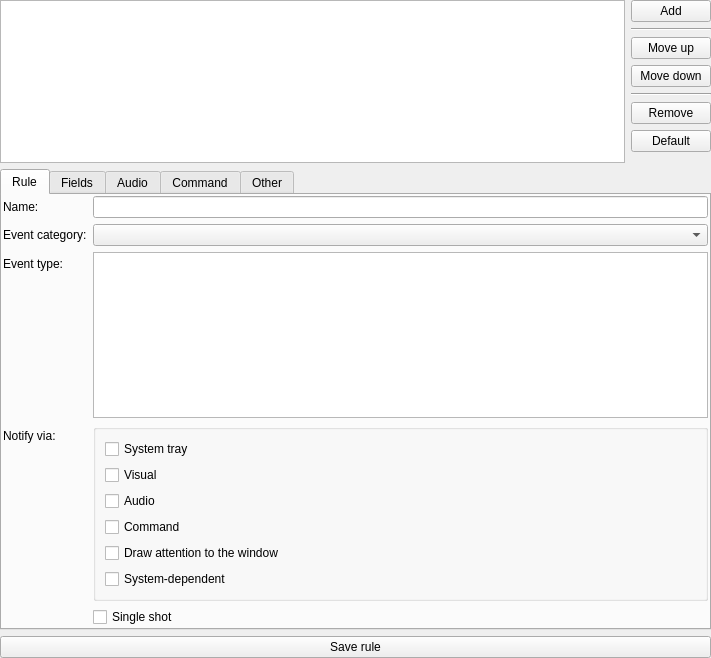
Above: src/plugins/advancednotifications/notificationruleswidget.ui from 0xd34df00d/leechcraft before the change. Below: the same form after it.
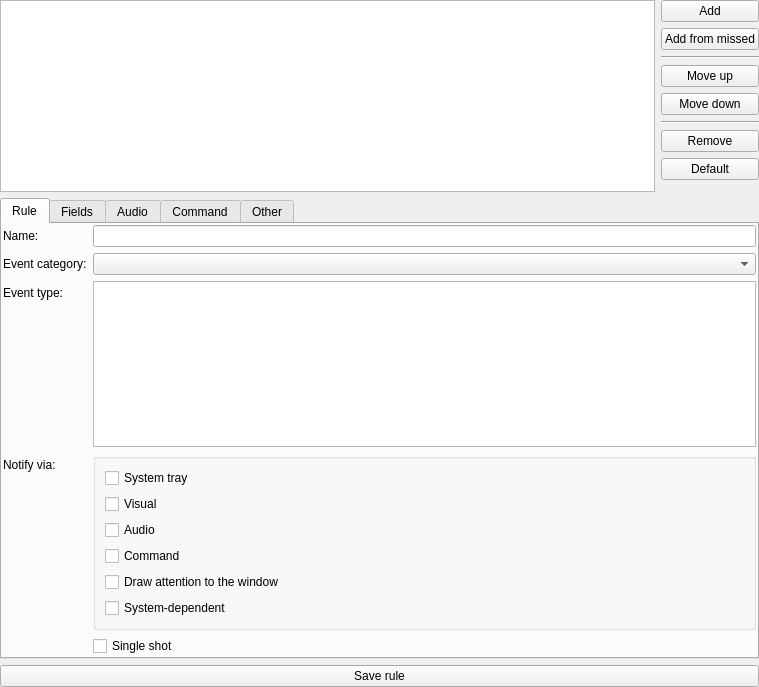
That is the form after the change. Icons and pictures are not drawn. Custom widgets are drawn as their Qt base class.

Commit message: [AN] Stub "add from missed" handling.

```diff
--- a/src/plugins/advancednotifications/notificationruleswidget.ui
+++ b/src/plugins/advancednotifications/notificationruleswidget.ui
@@ -6,8 +6,8 @@
    <rect>
     <x>0</x>
     <y>0</y>
-    <width>711</width>
-    <height>658</height>
+    <width>759</width>
+    <height>687</height>
    </rect>
   </property>
   <property name="windowTitle">
@@ -43,6 +43,13 @@
          </property>
         </widget>
        </item>
+       <item>
+        <widget class="QPushButton" name="AddFromMissed_">
+         <property name="text">
+          <string>Add from missed</string>
+         </property>
+        </widget>
+       </item>
        <item>
         <widget class="Line" name="line">
          <property name="orientation">
```
The commit also changes 2 other files.
